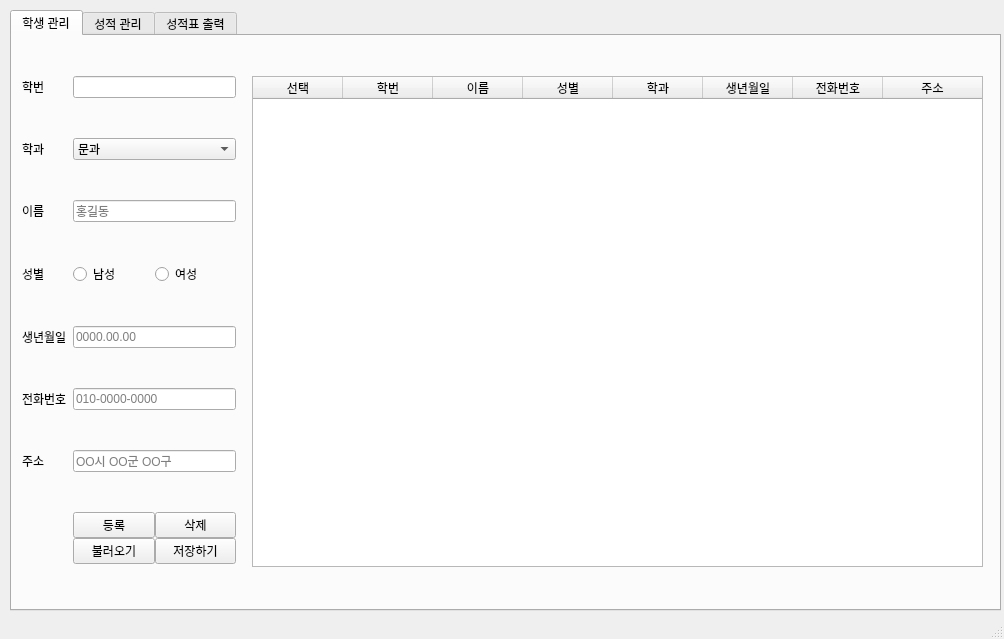
This is QManager/manager.ui in mekhanjc/student_grade_manager as Qt 5 draws it before an edit. The edited form follows.
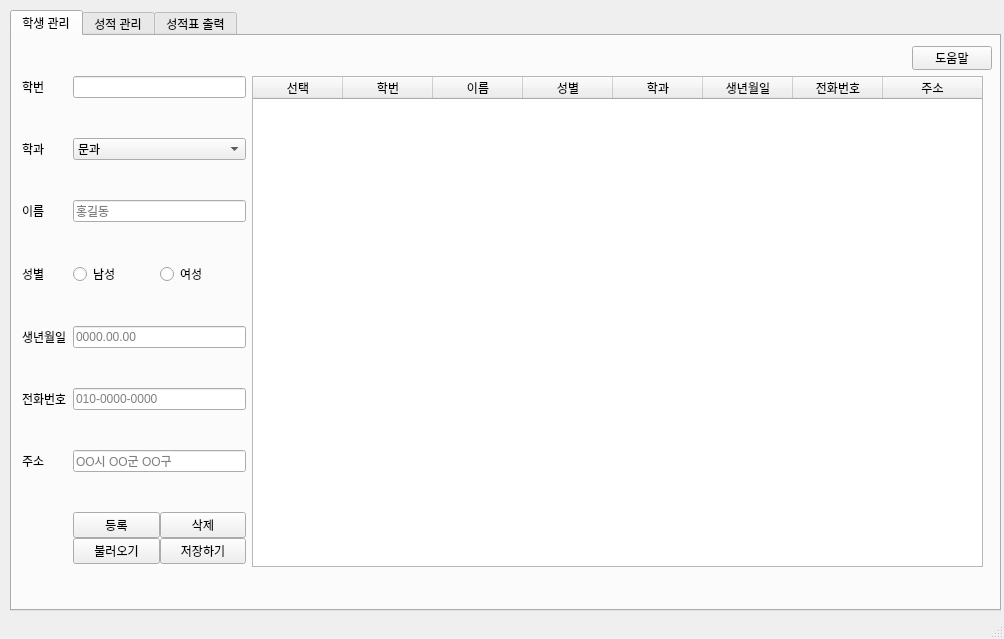
This is the edited form. The open tabs and pages were chosen to show the change.

Commit message: 도움말 추가

Patch:
```diff
--- a/QManager/manager.ui
+++ b/QManager/manager.ui
@@ -35,8 +35,8 @@
        <rect>
         <x>10</x>
         <y>40</y>
-        <width>214</width>
-        <height>492</height>
+        <width>224</width>
+        <height>506</height>
        </rect>
       </property>
       <layout class="QFormLayout" name="formLayout">
@@ -323,6 +323,19 @@
        </property>
       </column>
      </widget>
+     <widget class="QPushButton" name="helppushButton_1">
+      <property name="geometry">
+       <rect>
+        <x>900</x>
+        <y>10</y>
+        <width>80</width>
+        <height>24</height>
+       </rect>
+      </property>
+      <property name="text">
+       <string>도움말</string>
+      </property>
+     </widget>
     </widget>
     <widget class="QWidget" name="tab_2">
      <attribute name="title">
```
Left out of the diff: 30 changed lines with no effect on the pictures. The commit also changes 2 other files.
